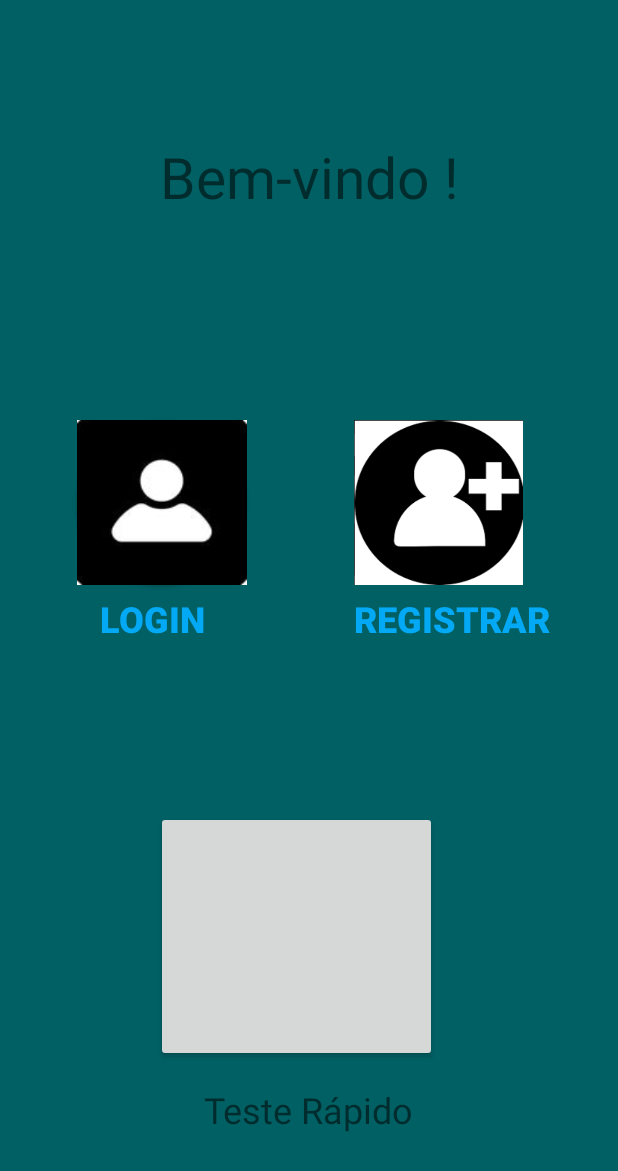
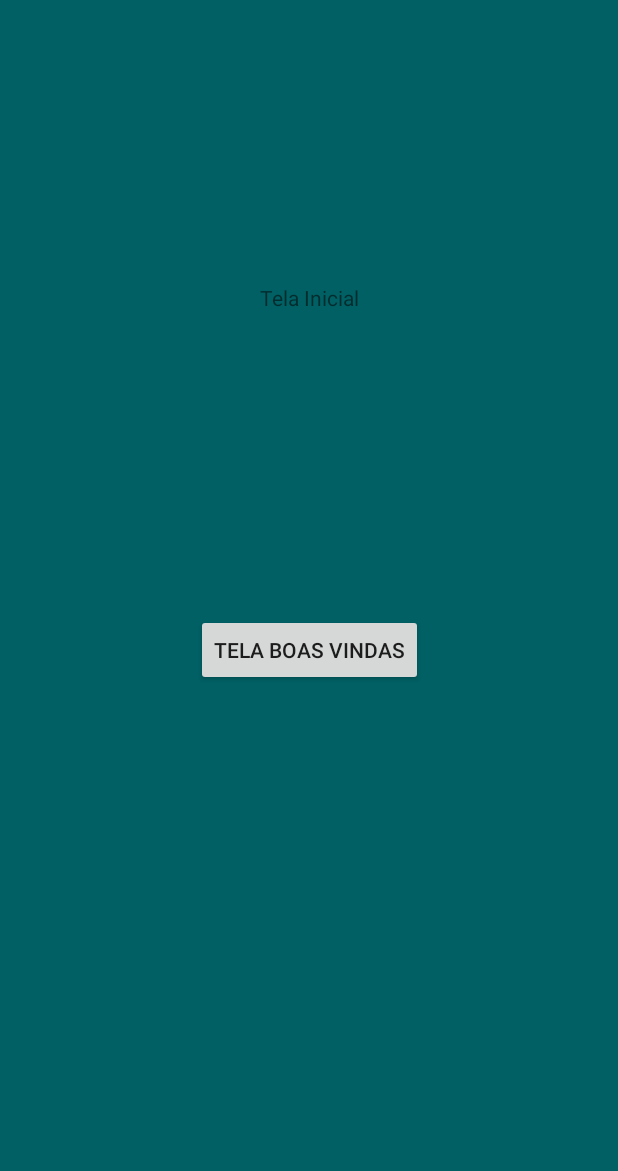
Before and after one commit to arturtres3/Apoio-Psicologico-IHC, an Android app: the layout activity_main.xml on its own in the app's theme, with its tools: preview values and no code run, on a phone screen of 412 x 824 dp. Shown: the top 1171 px of the screen. Run offline under Robolectric (Android 15) with nearby library versions, the phone set to English and light mode, and no system bars.

Commit message:
Tira as boas vindas do main
A página de boas vindas aparece ao abrir pela primeira vez e quando clicamos o botão na pagina principal

```diff
--- a/Quicktest/app/src/main/AndroidManifest.xml
+++ b/Quicktest/app/src/main/AndroidManifest.xml
@@ -9,6 +9,7 @@
         android:roundIcon="@mipmap/ic_launcher_round"
         android:supportsRtl="true"
         android:theme="@style/AppTheme">
+        <activity android:name=".telaBemVindo"></activity>
         <activity android:name=".MainActivity">
             <intent-filter>
                 <action android:name="android.intent.action.MAIN" />
--- a/Quicktest/app/src/main/res/layout/activity_main.xml
+++ b/Quicktest/app/src/main/res/layout/activity_main.xml
@@ -7,96 +7,30 @@
     android:background="#006064"
     tools:context=".MainActivity">
 
-    <Button
-        android:id="@+id/button"
-        android:layout_width="187dp"
-        android:layout_height="167dp"
-        android:layout_marginStart="70dp"
-        android:layout_marginLeft="70dp"
-        android:layout_marginEnd="75dp"
-        android:layout_marginRight="75dp"
-        android:layout_marginBottom="116dp"
-        app:layout_constraintBottom_toBottomOf="parent"
-        app:layout_constraintEnd_toEndOf="@+id/textView3"
-        app:layout_constraintHorizontal_bias="1.0"
-        app:layout_constraintStart_toStartOf="@+id/textView2" />
-
-    <Button
-        android:id="@+id/button2"
-        android:layout_width="0dp"
-        android:layout_height="110dp"
-        android:layout_marginEnd="63dp"
-        android:layout_marginRight="63dp"
-        android:layout_marginBottom="6dp"
-        android:foreground="@drawable/register"
-        app:layout_constraintBottom_toTopOf="@+id/textView3"
-        app:layout_constraintEnd_toEndOf="parent"
-        app:layout_constraintStart_toEndOf="@+id/button3" />
-
-    <Button
-        android:id="@+id/button3"
-        android:layout_width="0dp"
-        android:layout_height="0dp"
-        android:layout_marginStart="51dp"
-        android:layout_marginLeft="51dp"
-        android:layout_marginEnd="71dp"
-        android:layout_marginRight="71dp"
-        android:background="@drawable/mycircle"
-        android:foreground="@drawable/login"
-        app:layout_constraintBottom_toBottomOf="@+id/button2"
-        app:layout_constraintEnd_toStartOf="@+id/button2"
-        app:layout_constraintStart_toStartOf="parent"
-        app:layout_constraintTop_toTopOf="@+id/button2" />
-
     <TextView
-        android:id="@+id/textView"
+        android:id="@+id/textView5"
         android:layout_width="wrap_content"
         android:layout_height="wrap_content"
-        android:layout_marginTop="92dp"
-        android:text="Bem-vindo !"
-        android:textSize="38sp"
+        android:layout_marginTop="142dp"
+        android:layout_marginBottom="570dp"
+        android:text="Tela Inicial"
+        app:layout_constraintBottom_toBottomOf="parent"
         app:layout_constraintEnd_toEndOf="parent"
+        app:layout_constraintHorizontal_bias="0.5"
         app:layout_constraintStart_toStartOf="parent"
         app:layout_constraintTop_toTopOf="parent" />
 
-    <TextView
-        android:id="@+id/textView2"
+    <Button
+        android:id="@+id/button4"
         android:layout_width="wrap_content"
         android:layout_height="wrap_content"
-        android:layout_marginStart="15dp"
-        android:layout_marginLeft="15dp"
-        android:layout_marginTop="6dp"
-        android:fontFamily="sans-serif-black"
-        android:text="Login"
-        android:textAllCaps="true"
-        android:textAppearance="@style/TextAppearance.AppCompat.Display2"
-        android:textColor="#03A9F4"
-        android:textSize="24sp"
-        app:layout_constraintStart_toStartOf="@+id/button3"
-        app:layout_constraintTop_toBottomOf="@+id/button3" />
-
-    <TextView
-        android:id="@+id/textView3"
-        android:layout_width="wrap_content"
-        android:layout_height="wrap_content"
-        android:fontFamily="sans-serif-black"
-        android:text="Registrar"
-        android:textAllCaps="true"
-        android:textColor="#03A9F4"
-        android:textSize="24sp"
+        android:layout_marginTop="178dp"
+        android:layout_marginBottom="344dp"
+        android:onClick="boasVindas"
+        android:text="Tela Boas Vindas"
         app:layout_constraintBottom_toBottomOf="parent"
-        app:layout_constraintStart_toStartOf="@+id/button2"
-        app:layout_constraintTop_toTopOf="parent" />
-
-    <TextView
-        android:id="@+id/textView4"
-        android:layout_width="wrap_content"
-        android:layout_height="wrap_content"
-        android:layout_marginTop="15dp"
-        android:text="Teste Rápido"
-        android:textSize="24sp"
         app:layout_constraintEnd_toEndOf="parent"
+        app:layout_constraintHorizontal_bias="0.5"
         app:layout_constraintStart_toStartOf="parent"
-        app:layout_constraintTop_toBottomOf="@+id/button" />
-
+        app:layout_constraintTop_toBottomOf="@+id/textView5" />
 </androidx.constraintlayout.widget.ConstraintLayout>
```
Also changed, not shown: Quicktest/app/src/main/java/com/example/quicktest/MainActivity.java (+18 -1 lines), Quicktest/app/src/main/java/com/example/quicktest/telaBemVindo.java (added, +14 -0 lines), Quicktest/app/src/main/res/layout/activity_tela_bem_vindo.xml (added, +104 -0 lines).
